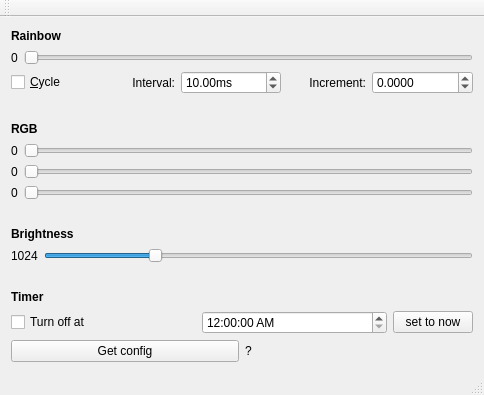
The window that mainwindow.ui (hacxman/ledky-qt) describes before a commit, drawn with Qt 5.
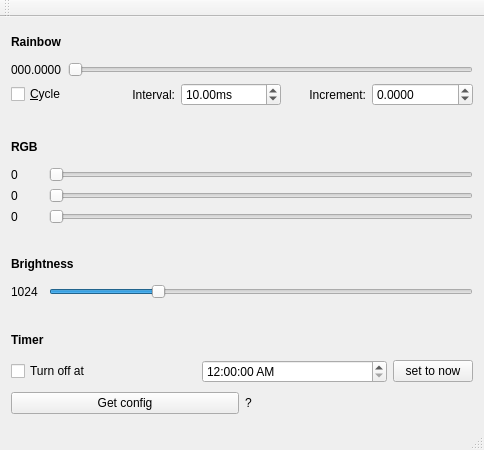
The same window after the commit.

```diff
--- a/mainwindow.ui
+++ b/mainwindow.ui
@@ -7,7 +7,7 @@
     <x>0</x>
     <y>0</y>
     <width>484</width>
-    <height>395</height>
+    <height>450</height>
    </rect>
   </property>
   <property name="sizePolicy">
@@ -55,7 +55,7 @@
           <item>
            <widget class="QLabel" name="label">
             <property name="text">
-             <string>0</string>
+             <string>000.0000</string>
             </property>
            </widget>
           </item>
@@ -170,9 +170,21 @@
          <layout class="QHBoxLayout" name="horizontalLayout_4">
           <item>
            <widget class="QLabel" name="label_2">
+            <property name="minimumSize">
+             <size>
+              <width>32</width>
+              <height>0</height>
+             </size>
+            </property>
             <property name="text">
              <string>0</string>
             </property>
+            <property name="alignment">
+             <set>Qt::AlignLeading|Qt::AlignLeft|Qt::AlignVCenter</set>
+            </property>
+            <property name="indent">
+             <number>-1</number>
+            </property>
            </widget>
           </item>
           <item>
@@ -191,6 +203,12 @@
          <layout class="QHBoxLayout" name="horizontalLayout_5">
           <item>
            <widget class="QLabel" name="label_3">
+            <property name="minimumSize">
+             <size>
+              <width>32</width>
+              <height>0</height>
+             </size>
+            </property>
             <property name="text">
              <string>0</string>
             </property>
@@ -212,6 +230,12 @@
          <layout class="QHBoxLayout" name="horizontalLayout_6">
           <item>
            <widget class="QLabel" name="label_4">
+            <property name="minimumSize">
+             <size>
+              <width>32</width>
+              <height>0</height>
+             </size>
+            </property>
             <property name="text">
              <string>0</string>
             </property>
@@ -259,6 +283,12 @@
          <layout class="QHBoxLayout" name="horizontalLayout_9">
           <item>
            <widget class="QLabel" name="lblBri">
+            <property name="minimumSize">
+             <size>
+              <width>32</width>
+              <height>0</height>
+             </size>
+            </property>
             <property name="text">
              <string>1024</string>
             </property>
```
